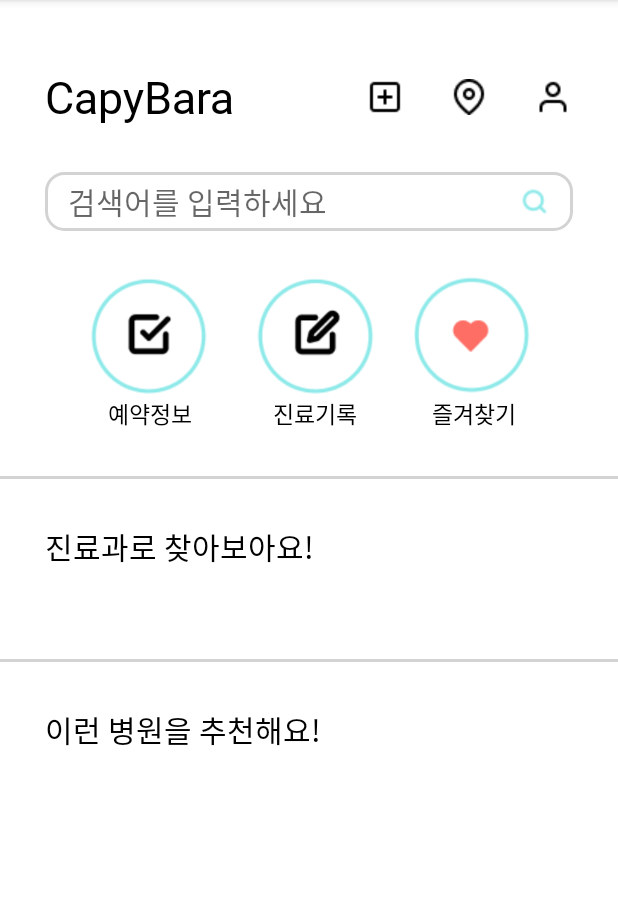
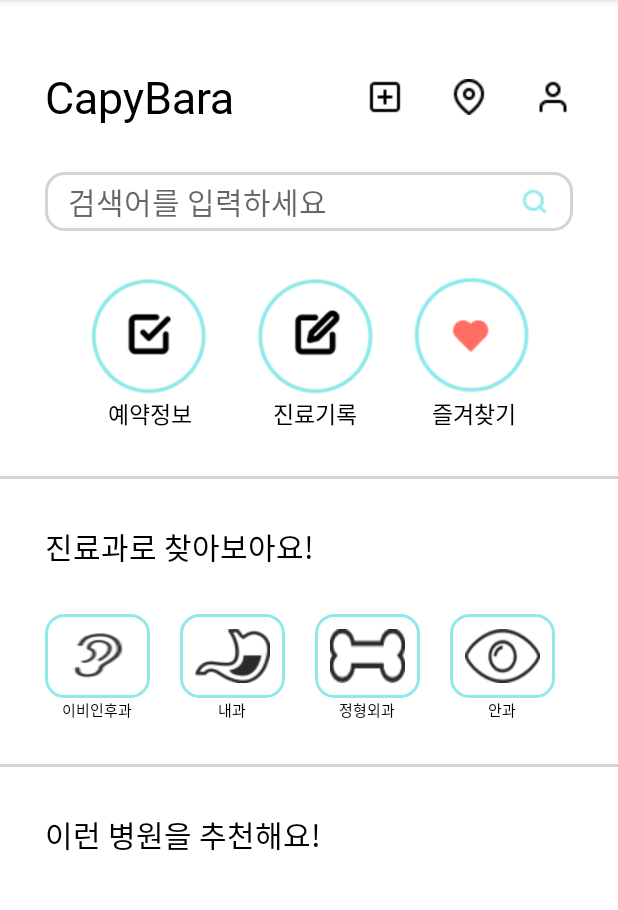
Before and after one commit to FCha-lab/DataBasePrograming, an Android app: the screen it shows after launch (Main_Screen), on a phone screen of 412 x 824 dp, the part 84-994 px from its top. Run offline under Robolectric (Android 15) with nearby library versions, the light colour scheme and no system bars.

Commit message:
메인 리사이클러뷰 완성!

```diff
--- a/app/src/main/java/com/example/databaseprograming/Main_Screen.java
+++ b/app/src/main/java/com/example/databaseprograming/Main_Screen.java
@@ -22,18 +22,29 @@ public class Main_Screen extends AppCompatActivity {
         super.onCreate(savedInstanceState);
         setContentView(R.layout.main_screen);
 
+
         //과목별 recyclerview 리스트 추가
+        hospital_icon = new ArrayList<>();
+        hospital_icon.add(R.drawable.htype_ear);
+        hospital_icon.add(R.drawable.htype_stomach);
+        hospital_icon.add(R.drawable.htype_bone);
+        hospital_icon.add(R.drawable.htype_eye);
+        hospital_icon.add(R.drawable.htype_kid);
+        hospital_icon.add(R.drawable.htype_pragnant);
+        hospital_icon.add(R.drawable.htype_nerve);
+        hospital_icon.add(R.drawable.htype_skin);
+        hospital_icon.add(R.drawable.htype_mind);
+        //hospital_icon.add(R.drawable.imageName);
+
         hospital_text = new ArrayList<>(
                 Arrays.asList("이비인후과", "내과", "정형외과", "안과", "소아청소년과", "산부인과", "신경외과", "피부과", "정신건강의학과")
         );
-        hospital_icon = new ArrayList<>();
-        //integerArrayList.add(R.drawable.imageName);
 
         //리사이클러뷰 연결
         hospital_list = findViewById(R.id.hospital_type_recycle);
 
         //리사이클러뷰 어댑터 초기화
-        hospital_list.setLayoutManager(new LinearLayoutManager(this));
+        hospital_list.setLayoutManager(new LinearLayoutManager(this,RecyclerView.HORIZONTAL,false));
         hType_recycler = new Main_hospital_type_recycleradapter(hospital_icon, hospital_text);
         hospital_list.setAdapter(hType_recycler);
 
--- a/app/src/main/java/com/example/databaseprograming/Main_hospital_type_recycleradapter.java
+++ b/app/src/main/java/com/example/databaseprograming/Main_hospital_type_recycleradapter.java
@@ -28,6 +28,8 @@ public class Main_hospital_type_recycleradapter extends RecyclerView.Adapter<Mai
             imageButton1 = itemView.findViewById(R.id.main_recycler_hospital_icon);
             textView1 = itemView.findViewById(R.id.main_recycler_hospital_text) ;
         }
+
+
     }
 
     Main_hospital_type_recycleradapter(ArrayList<Integer> tIcon, ArrayList<String> tText) {
--- a/app/src/main/res/layout/hospital_type.xml
+++ b/app/src/main/res/layout/hospital_type.xml
@@ -1,7 +1,8 @@
 <?xml version="1.0" encoding="utf-8"?>
 <LinearLayout xmlns:android="http://schemas.android.com/apk/res/android"
-    android:layout_width="match_parent"
-    android:layout_height="match_parent"
+    android:layout_width="70dp"
+    android:layout_height="70dp"
+    android:layout_marginRight="20dp"
     android:orientation="vertical">
 
     <ImageButton
@@ -9,7 +10,8 @@
         android:layout_width="match_parent"
         android:layout_height="0dp"
         android:layout_weight="8"
-        android:scaleType="centerCrop"
+        android:scaleType="fitXY"
+        android:padding="10dp"
         android:layout_gravity="center"
         android:background="@drawable/sky_round_border"
         />
```
Also changed, not shown: app/src/main/res/drawable-v24/htype_bone.png (added), app/src/main/res/drawable-v24/htype_ear.png (added), app/src/main/res/drawable-v24/htype_eye.png (added), app/src/main/res/drawable-v24/htype_kid.png (added), app/src/main/res/drawable-v24/htype_mind.png (added), app/src/main/res/drawable-v24/htype_nerve.png (added), app/src/main/res/drawable-v24/htype_pragnant.png (added), app/src/main/res/drawable-v24/htype_skin.png (added), app/src/main/res/drawable-v24/htype_stomach.png (added).
